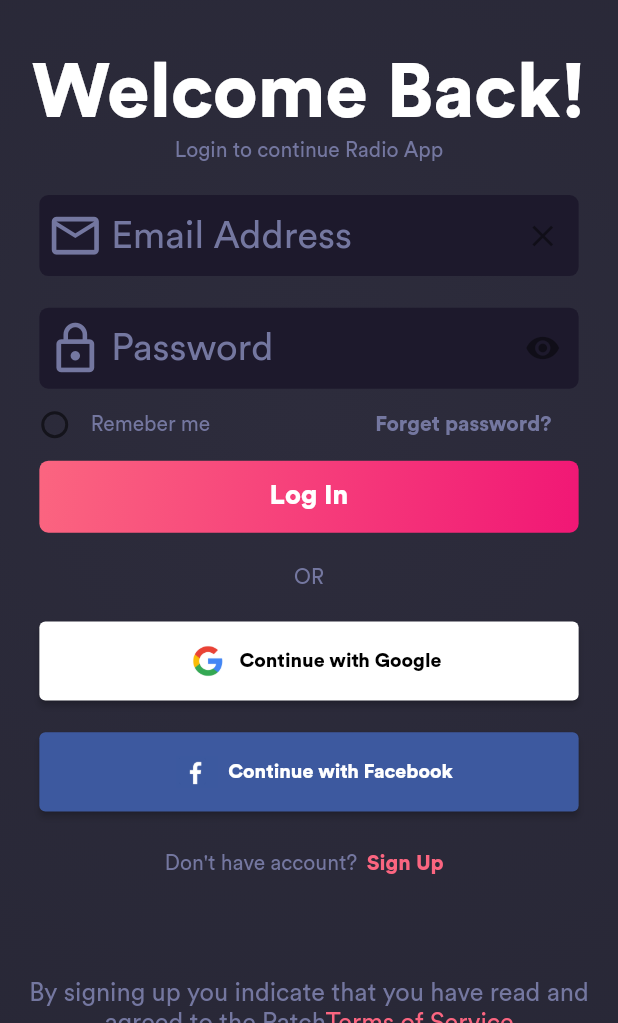
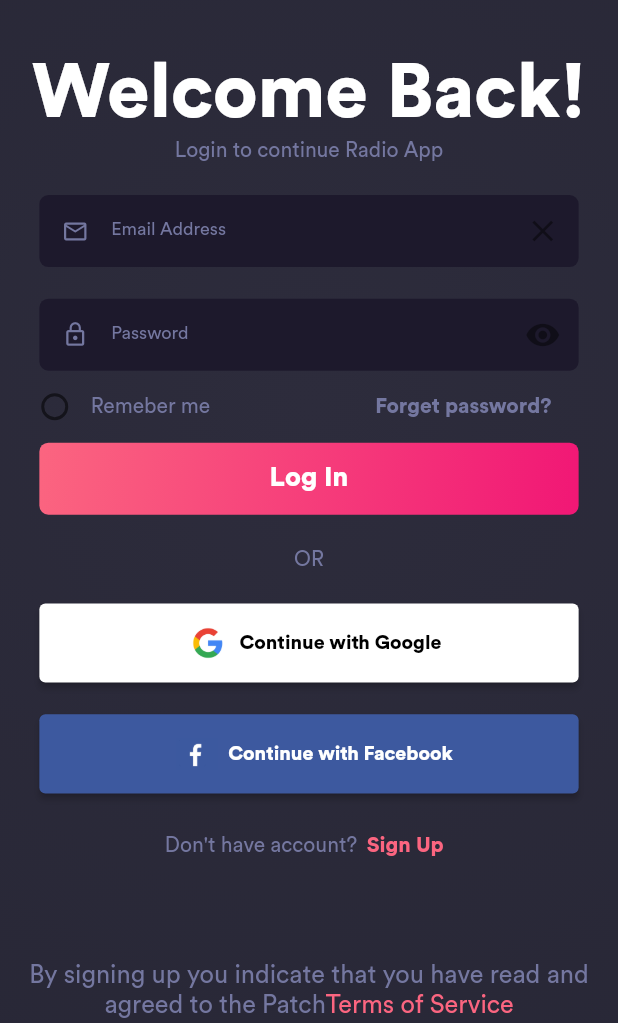
Before and after one commit to Drako-Rexon/Poddy_Caster, a Flutter app: the screen it shows after launch, on a phone screen of 412 x 824 dp, the part 213-1236 px from its top. Run offline on Flutter 3.47's test engine with Material 2 defaults, Android fonts, the light colour scheme and no system bars; our stand-ins replace get.

Commit message:
sign in page completed responsiveness

```diff
--- a/lib/authorization/components/sign_in_button.dart
+++ b/lib/authorization/components/sign_in_button.dart
@@ -1,3 +1,5 @@
+import 'dart:math';
+
 import 'package:flutter/material.dart';
 import 'package:podcast_app/components/data_for_dynamic.dart';
 
@@ -16,7 +18,9 @@ class SignInButtoncustom extends StatelessWidget {
 
   @override
   Widget build(BuildContext context) {
-    double devWidth = MediaQuery.of(context).size.width;
+    double screenWidth = MediaQuery.of(context).size.width;
+    double screenHeight = MediaQuery.of(context).size.height;
+
     return ElevatedButton(
       onPressed: () {},
       style: ButtonStyle(
@@ -26,7 +30,7 @@ class SignInButtoncustom extends StatelessWidget {
         backgroundColor: MaterialStateProperty.all(backColor),
       ),
       child: Container(
-        width: devWidth - SizeForDynamic.width50,
+        width: screenWidth - SizeForDynamic.width50,
         child: Row(
           mainAxisAlignment: MainAxisAlignment.center,
           children: [
--- a/lib/authorization/sign_in/sign_in.dart
+++ b/lib/authorization/sign_in/sign_in.dart
@@ -75,7 +75,7 @@ class _SignInPageState extends State<SignInPage> {
                       prefixIcon: Icon(
                         Icons.mail_outline,
                         color: Color(0xFF7477A0),
-                        size: SizeForDynamic.textSize18,
+                        size: 18,
                       ),
                       suffixIcon: textController.text.isNotEmpty
                           ? Container(width: 0)
@@ -91,7 +91,7 @@ class _SignInPageState extends State<SignInPage> {
                       hintStyle: TextStyle(
                         fontFamily: 'CircularStd-Book',
                         color: Color(0xFF7477A0),
-                        fontSize: SizeForDynamic.textSize12,
+                        fontSize: 12,
                       ),
                     ),
                     textInputAction: TextInputAction.next,
@@ -113,7 +113,7 @@ class _SignInPageState extends State<SignInPage> {
                       prefixIcon: Icon(
                         Icons.lock_outline,
                         color: Color(0xFF7477A0),
-                        size: SizeForDynamic.textSize18,
+                        size: 18,
                       ),
                       suffixIcon: IconButton(
                         icon: Icon(isVisible
@@ -129,7 +129,7 @@ class _SignInPageState extends State<SignInPage> {
                       hintStyle: TextStyle(
                         fontFamily: 'CircularStd-Book',
                         color: Color(0xFF7477A0),
-                        fontSize: SizeForDynamic.textSize12,
+                        fontSize: 12,
                       ),
                     ),
                     textInputAction: TextInputAction.next,
@@ -192,7 +192,9 @@ class _SignInPageState extends State<SignInPage> {
                       style: ButtonStyle(
                         padding: MaterialStateProperty.all(EdgeInsets.all(0)),
                       ),
-                      onPressed: () {},
+                      onPressed: () {
+                        // Get.to(SignUpPage());
+                      },
                       child: NormalText(
                         text: "Sign Up",
                         textColor: Color(0xFFFB6580),
```
Also changed, not shown: lib/Terms_of_service/terms_of_service.dart (+10 -3 lines), lib/components/data_for_dynamic.dart (+10 -0 lines).
